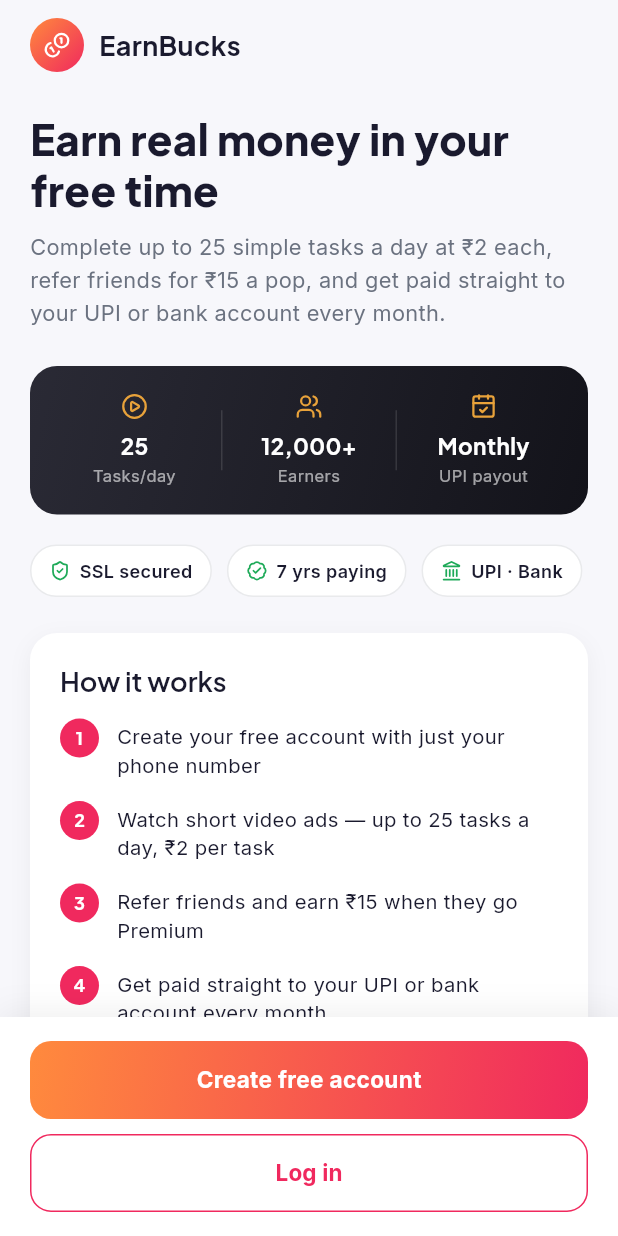
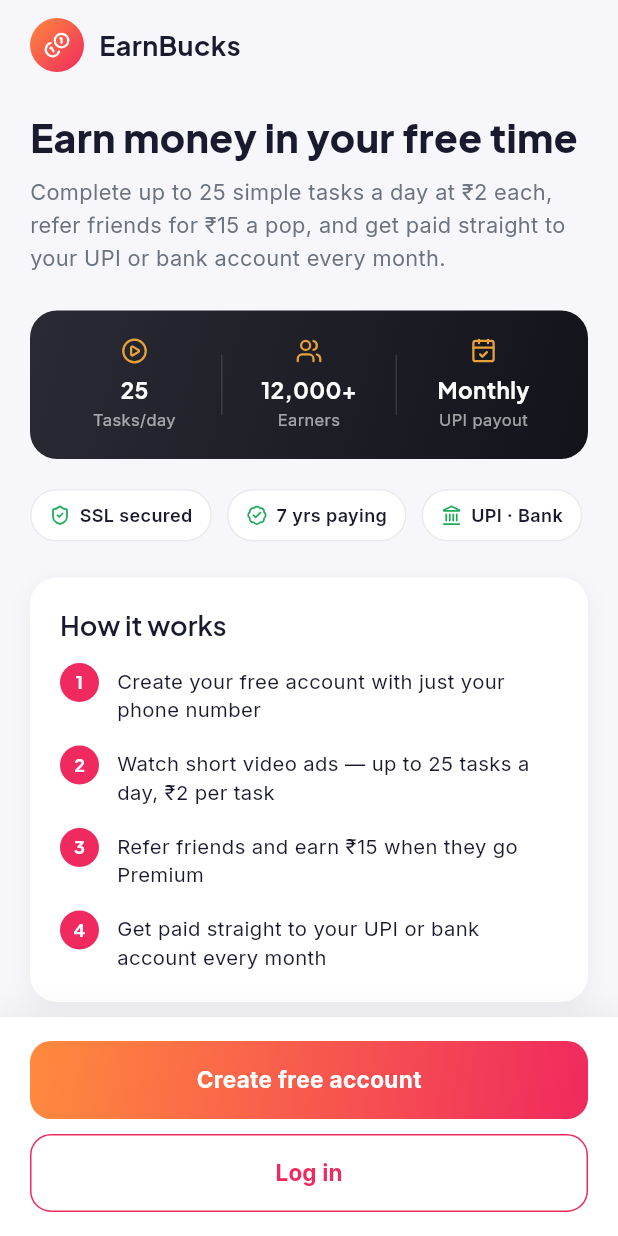
Before and after one commit to Sambitcollabmate/taskbucks, a Flutter app: the screen it shows after launch, on a phone screen of 412 x 824 dp. Run offline on Flutter 3.47's test engine with Material 3 defaults, Android fonts, the phone set to English and light mode, and no system bars; our stand-ins replace flutter_secure_storage, go_router, google_fonts, lucide_icons_flutter, share_plus; accounts and stored records are empty.

Commit message:
Trim Welcome headline copy to "Earn money in your free time"
Co-Authored-By: Claude Sonnet 5 <noreply@anthropic.com>

```diff
--- a/lib/screens/auth/welcome_screen.dart
+++ b/lib/screens/auth/welcome_screen.dart
@@ -67,9 +67,9 @@ class WelcomeScreen extends StatelessWidget {
                     ),
                     const SizedBox(height: 28),
                     Text(
-                      'Earn real money in your free time',
+                      'Earn money in your free time',
                       style: GoogleFonts.plusJakartaSans(
-                        fontSize: 28,
+                        fontSize: 26,
                         fontWeight: FontWeight.w800,
                         color: AppColors.textPrimary,
                         height: 1.2,
```
